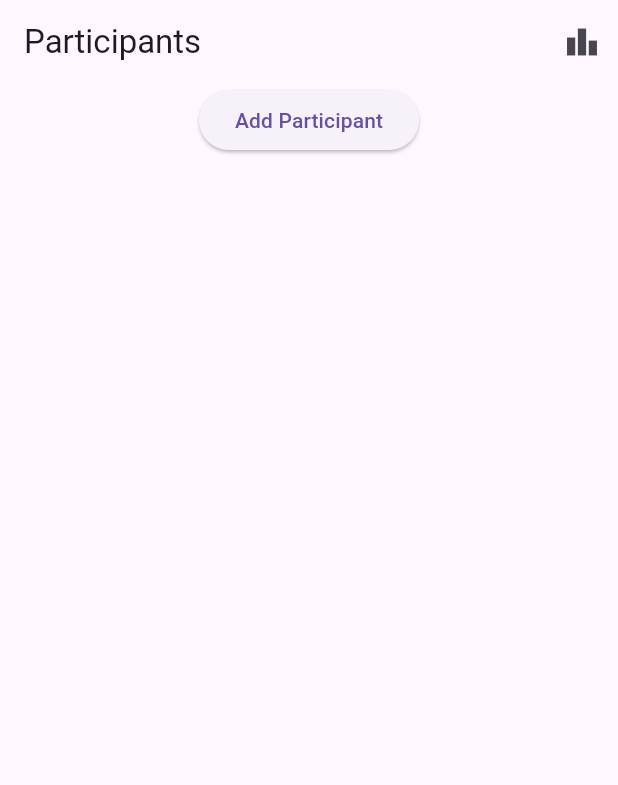
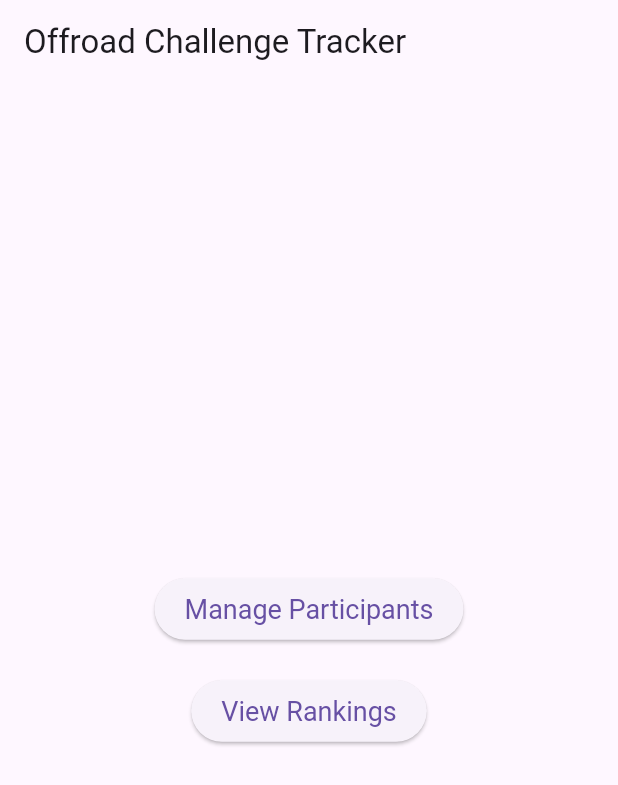
Before and after one commit to sanath-21/Final_Year_Project, a Flutter app: the screen it shows after launch, on a phone screen of 412 x 824 dp. Shown: the top 785 px of the screen. Run offline on Flutter 3.47's test engine with Material 3 defaults, Android fonts, the phone set to English and light mode, and no system bars; our stand-ins replace sqflite; accounts and stored records are empty.

Commit message:
Home Screen added for allow navigation

```diff
--- a/offroad_challenge_tracker/lib/main.dart
+++ b/offroad_challenge_tracker/lib/main.dart
@@ -1,6 +1,5 @@
 import 'package:flutter/material.dart';
-import 'screens/participant_screen.dart';
-
+import 'screens/home_screen.dart';
 
 void main() {
   runApp(MyApp());
@@ -13,7 +12,16 @@ class MyApp extends StatelessWidget {
   Widget build(BuildContext context) {
     return MaterialApp(
       debugShowCheckedModeBanner: false,
-      home: ParticipantScreen(),
+      theme: ThemeData(
+        primarySwatch: Colors.blue,
+        elevatedButtonTheme: ElevatedButtonThemeData(
+          style: ElevatedButton.styleFrom(
+            padding: EdgeInsets.symmetric(horizontal: 20, vertical: 10),
+            textStyle: TextStyle(fontSize: 18),
+          ),
+        ),
+      ),
+      home: HomeScreen(),
     );
   }
 }
--- /dev/null
+++ b/offroad_challenge_tracker/lib/screens/home_screen.dart
@@ -0,0 +1,30 @@
+import 'package:flutter/material.dart';
+import 'participant_screen.dart';
+import 'rankings_screen.dart';
+
+class HomeScreen extends StatelessWidget{
+  @override
+  Widget build(BuildContext context) {
+    return Scaffold(
+      appBar: AppBar(title: Text("Offroad Challenge Tracker")),
+      body: Center(
+        child: Column(
+          mainAxisAlignment: MainAxisAlignment.center,
+          children: [
+            ElevatedButton(
+              onPressed: () => Navigator.push(
+                context, MaterialPageRoute(builder: (context)=> ParticipantScreen())),
+                child: Text("Manage Participants"),
+                ),
+                SizedBox(height: 20),
+                ElevatedButton(
+                  onPressed: () => Navigator.push(
+                    context, MaterialPageRoute(builder: (context) => RankingsScreen())),
+                    child: Text("View Rankings"),
+                    ),
+          ],
+        ),
+      ),
+    );
+  }
+}
--- a/offroad_challenge_tracker/lib/screens/participant_screen.dart
+++ b/offroad_challenge_tracker/lib/screens/participant_screen.dart
@@ -1,6 +1,6 @@
 import 'package:flutter/material.dart';
 import '../services/database_helper.dart';
-import 'rankings_screen.dart';
+
 
 class ParticipantScreen extends StatefulWidget{
   @override
@@ -117,39 +117,28 @@ class _ParticipantScreenState extends State<ParticipantScreen>{
   @override
   Widget build(BuildContext context){
     return Scaffold(
-      appBar: AppBar(
-        title: Text('Participants'),
-        actions: [
-          IconButton(icon: Icon(Icons.leaderboard),
-          onPressed: (){
-            Navigator.push(context, MaterialPageRoute(builder: (context) => RankingsScreen()));
-          },
-          ),
-        ],
-        ),
-      body: Column(
-        children: [
-          ElevatedButton(
+      appBar: AppBar(title: Text('Participants')),
+      floatingActionButton: FloatingActionButton(
         onPressed: showAddParticipantDialog,
-            child: Text('Add Participant'),
-            ),
-
-          Expanded(
-            child: ListView.builder(
+        child: Icon(Icons.add),),
+      body: participants.isEmpty
+      ? Center(child: Text("No Participants Added"))
+      :ListView.builder(
         itemCount: participants.length,
         itemBuilder: (context, index){
-                return ListTile(
+          return Card(
+            margin: EdgeInsets.symmetric(horizontal: 15, vertical: 5),
+            child: ListTile(
               title: Text(participants[index]['driver_name']),
-                  subtitle: Text('Co-driver: ${participants[index]['co_driver_name']}| Category: ${participants[index]['category']}'),
+              subtitle: Text(
+                'Co-driver: ${participants[index]['co_driver_name']} | Category: ${participants[index]['category']}'),
                 trailing: IconButton(
                   icon: Icon(Icons.delete, color: Colors.red),
                   onPressed: () => deleteParticipant(participants[index]['id']),
                   ),
+            ),
           );
         },
-              ),
-              ),
-        ],
         ),
     );
   }
```
Also changed, not shown: offroad_challenge_tracker/lib/models/participant.dart (added), offroad_challenge_tracker/lib/models/ranking.dart (added), offroad_challenge_tracker/lib/utils/app_theme.dart (added), offroad_challenge_tracker/lib/utils/constants.dart (added), offroad_challenge_tracker/lib/widgets/participant_card.dart (added), offroad_challenge_tracker/lib/widgets/ranking_tile.dart (added). Lines whose indentation alone changed are shown as unchanged.
